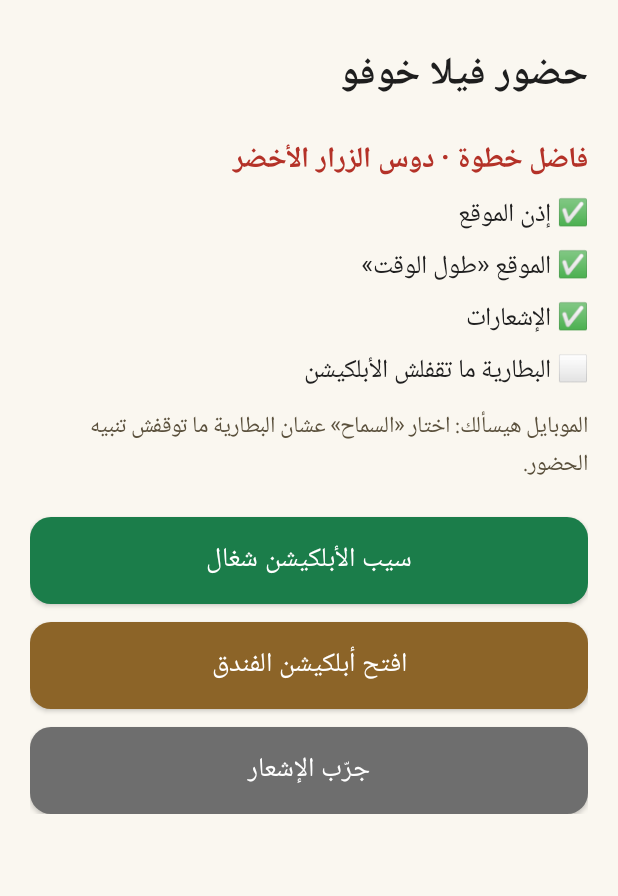
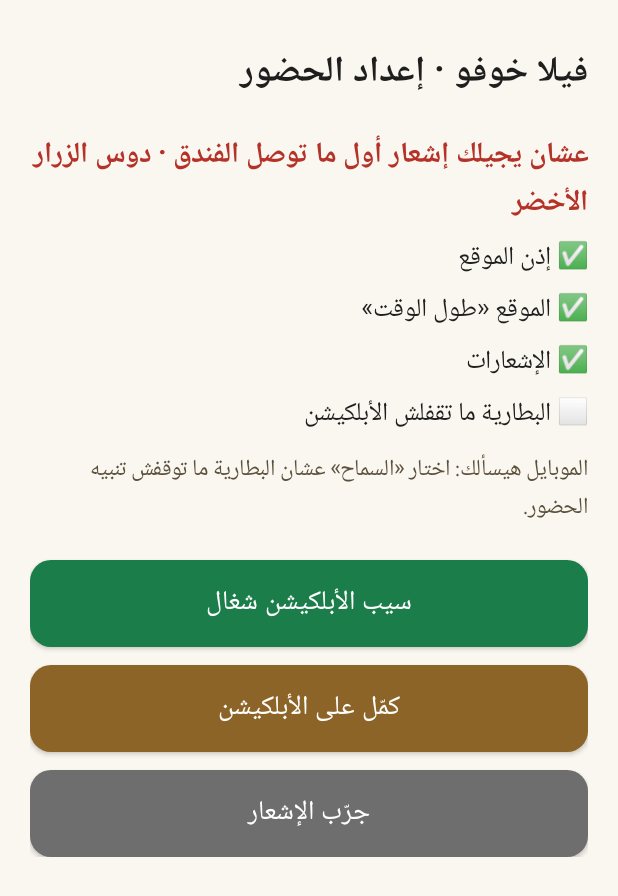
Before and after one commit to villa-khufu-ops/villa-khufu-ops.github.io, an Android app: the screen it shows after launch (MainActivity), on a phone screen of 412 x 824 dp. Shown: the top 896 px of the screen. Run offline under Robolectric (Android 15) with nearby library versions, the phone set to English and light mode, and no system bars.

Commit message:
One Android app: the hotel app (full screen in Chrome) with the arrival notices built in
Co-Authored-By: Claude Opus 5.5 <noreply@anthropic.com>
Claude-Session: https://claude.ai/code/session_01TTKA4m2TNwqBaEHVwksFCd

```diff
--- a/android/app/build.gradle
+++ b/android/app/build.gradle
@@ -27,4 +27,5 @@ android {
 
 dependencies {
     implementation 'com.google.android.gms:play-services-location:21.3.0'
+    implementation 'com.google.androidbrowserhelper:androidbrowserhelper:2.5.0'
 }
--- a/android/app/src/main/java/io/github/villakhufu/att/Geo.java
+++ b/android/app/src/main/java/io/github/villakhufu/att/Geo.java
@@ -110,8 +110,7 @@ public final class Geo {
 
     static void notify(Context c, int id, String title, String body) {
         channel(c);
-        String url = prefs(c).getString("url", APP_URL);
-        Intent open = new Intent(Intent.ACTION_VIEW, Uri.parse(url)).addFlags(Intent.FLAG_ACTIVITY_NEW_TASK);
+        Intent open = new Intent(c, MainActivity.class).addFlags(Intent.FLAG_ACTIVITY_NEW_TASK | Intent.FLAG_ACTIVITY_CLEAR_TOP);
         PendingIntent pi = PendingIntent.getActivity(c, id, open, PendingIntent.FLAG_UPDATE_CURRENT | PendingIntent.FLAG_IMMUTABLE);
         Notification n = new Notification.Builder(c, CHANNEL)
                 .setSmallIcon(android.R.drawable.ic_dialog_map)
--- a/android/app/src/main/java/io/github/villakhufu/att/MainActivity.java
+++ b/android/app/src/main/java/io/github/villakhufu/att/MainActivity.java
@@ -18,7 +18,7 @@ import android.widget.LinearLayout;
 import android.widget.ScrollView;
 import android.widget.TextView;
 
-/** One screen: walks the employee through the permissions, then the hotel notices run on their own. */
+/** Opens the hotel app. The first time (or while a permission is missing) it shows the setup steps for the arrival notices. */
 public class MainActivity extends Activity {
     static final int GREEN = Color.rgb(27, 125, 74), RED = Color.rgb(180, 50, 40), INK = Color.rgb(30, 30, 30);
     LinearLayout box;
@@ -29,6 +29,8 @@ public class MainActivity extends Activity {
     protected void onCreate(Bundle b) {
         super.onCreate(b);
         Geo.channel(this);
+        Geo.refresh(this);
+        if (ready() && battery() || System.currentTimeMillis() - Geo.prefs(this).getLong("skipAt", 0) < 24 * 3600_000L) { Geo.register(this, null); openApp(); return; }
         ScrollView sv = new ScrollView(this);
         box = new LinearLayout(this);
         box.setOrientation(LinearLayout.VERTICAL);
@@ -39,7 +41,7 @@ public class MainActivity extends Activity {
         sv.addView(box);
         setContentView(sv);
 
-        TextView t = text("حضور فيلا خوفو", 26, INK, true);
+        TextView t = text("فيلا خوفو · إعداد الحضور", 24, INK, true);
         box.addView(t);
         head = text("", 19, INK, true);
         head.setPadding(0, dp(18), 0, dp(6));
@@ -53,20 +55,24 @@ public class MainActivity extends Activity {
         next = button("", GREEN);
         next.setOnClickListener(v -> nextStep());
         box.addView(next);
-        open = button("افتح أبلكيشن الفندق", Color.rgb(140, 100, 40));
-        open.setOnClickListener(v -> startActivity(new Intent(Intent.ACTION_VIEW,
-                Uri.parse(Geo.prefs(this).getString("url", Geo.APP_URL)))));
+        open = button("كمّل على الأبلكيشن", Color.rgb(140, 100, 40));
+        open.setOnClickListener(v -> { Geo.prefs(this).edit().putLong("skipAt", System.currentTimeMillis()).apply(); openApp(); });
         box.addView(open);
         test = button("جرّب الإشعار", Color.rgb(110, 110, 110));
         test.setOnClickListener(v -> Geo.notify(this, 3, "📍 تجربة · إشعار الحضور",
                 "كده الإشعارات شغالة · هيجيلك إشعار زي ده أول ما توصل الفندق"));
         box.addView(test);
-        Geo.refresh(this);
+    }
+
+    void openApp() {
+        startActivity(new Intent(this, com.google.androidbrowserhelper.trusted.LauncherActivity.class));
+        finish();
     }
 
     @Override
     protected void onResume() {
         super.onResume();
+        if (box == null) return;
         if (ready()) Geo.register(this, this::show);
         show();
     }
@@ -83,15 +89,15 @@ public class MainActivity extends Activity {
         steps.setText(line(f, "إذن الموقع") + "\n" + line(bg, "الموقع «طول الوقت»") + "\n"
                 + line(n, "الإشعارات") + "\n" + line(bat, "البطارية ما تقفلش الأبلكيشن"));
         if (ready() && bat) {
-            head.setText("✓ كله تمام");
+            head.setText("✓ كله تمام · دوس «كمّل على الأبلكيشن»");
             head.setTextColor(GREEN);
-            hint.setText("سيب الأبلكيشن ده على الموبايل ومتمسحوش. أول ما توصل الفندق هيجيلك إشعار تدوس عليه وتسجّل وصولك، ولما تمشي هيفكّرك تسجّل انصرافك.\n\nالتسجيل نفسه بيبقى من أبلكيشن الفندق بزرار «📍 سجّل وصولي».");
+            hint.setText("أول ما توصل الفندق هيجيلك إشعار حتى لو الموبايل مقفول، تدوس عليه وتسجّل وصولك بزرار «📍 سجّل وصولي». ولما تمشي هيفكّرك تسجّل انصرافك.");
             next.setVisibility(View.GONE);
             test.setVisibility(View.VISIBLE);
             return;
         }
         head.setTextColor(RED);
-        head.setText("فاضل خطوة · دوس الزرار الأخضر");
+        head.setText("عشان يجيلك إشعار أول ما توصل الفندق · دوس الزرار الأخضر");
         next.setVisibility(View.VISIBLE);
         test.setVisibility(n ? View.VISIBLE : View.GONE);
         if (!f) { next.setText("اسمح بالموقع"); hint.setText("اختار «أثناء استخدام التطبيق» أو «السماح»."); }
--- /dev/null
+++ b/android/app/src/main/res/values/colors.xml
@@ -0,0 +1 @@
+<resources><color name="bar">#FAF7F0</color></resources>
--- a/android/app/src/main/res/values/strings.xml
+++ b/android/app/src/main/res/values/strings.xml
@@ -1 +1,4 @@
-<resources><string name="app_name">حضور فيلا خوفو</string></resources>
+<resources>
+    <string name="app_name">فيلا خوفو</string>
+    <string name="asset_statements">[{\"relation\": [\"delegate_permission/common.handle_all_urls\"], \"target\": {\"namespace\": \"web\", \"site\": \"https://villa-khufu-ops.github.io\"}}]</string>
+</resources>
```
Also changed, not shown: android/app/src/main/AndroidManifest.xml (+14 -0 lines), 3 other files.
